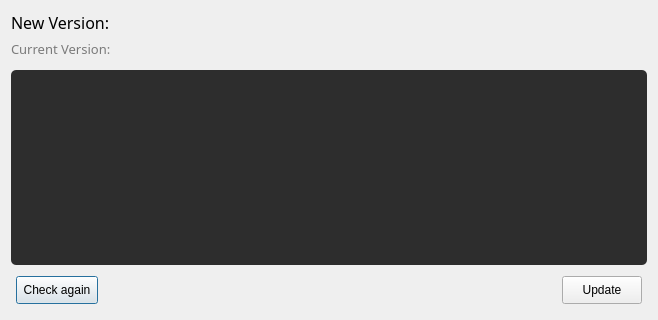
Before: the Qt Designer form ui/UpdateDialog.ui in MrBeanCpp/AltTaber, drawn with Qt 5.
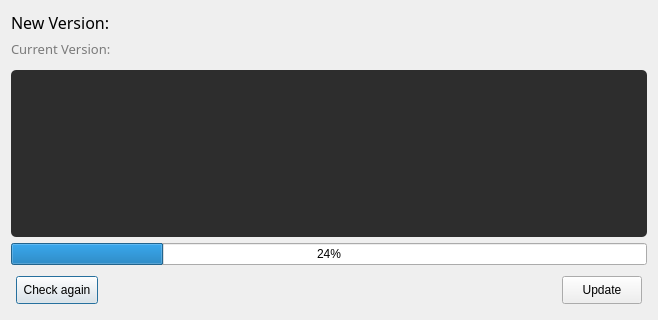
After: the same form once the commit is applied.

Commit message: feat(updater): download file

What changed in the file:
```diff
--- a/ui/UpdateDialog.ui
+++ b/ui/UpdateDialog.ui
@@ -80,6 +80,13 @@
      </property>
     </widget>
    </item>
+   <item>
+    <widget class="QProgressBar" name="progressBar">
+     <property name="value">
+      <number>24</number>
+     </property>
+    </widget>
+   </item>
    <item>
     <widget class="QWidget" name="widget" native="true">
      <layout class="QHBoxLayout" name="horizontalLayout">
```
The commit also changes 2 other files.
